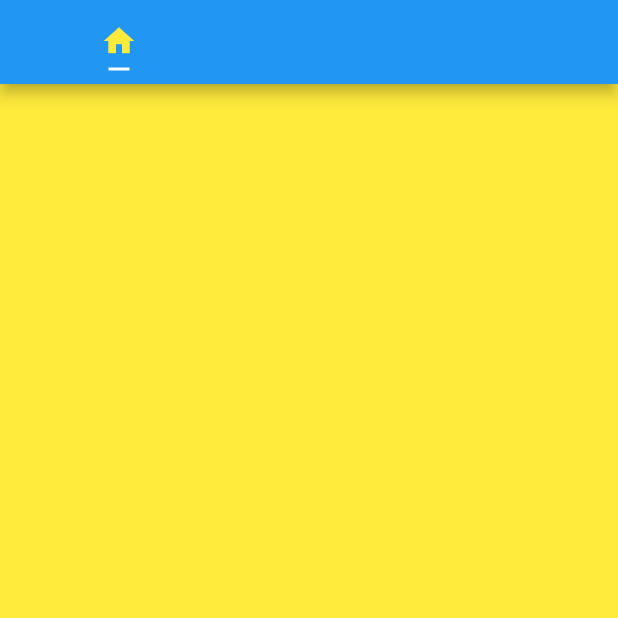
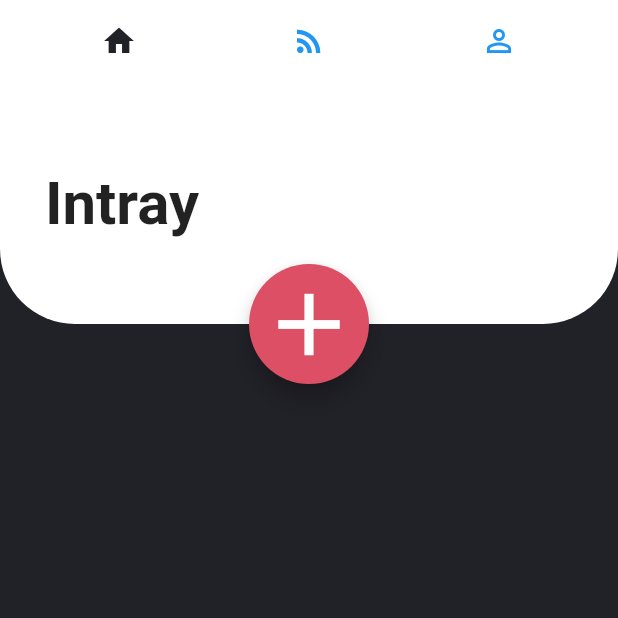
Before and after one commit to SIDD4013/BuildingAPP, a Flutter app: the screen it shows after launch, on a phone screen of 412 x 824 dp, the top half of it. Run offline on Flutter 3.47's test engine with Material 2 defaults, Android fonts, the phone set to English and light mode, and no system bars; Roboto replaces fonts that are missing (Avenir).

Commit message:
create top bar and button

```diff
--- a/App/todoapp/lib/main.dart
+++ b/App/todoapp/lib/main.dart
@@ -1,4 +1,5 @@
 import 'package:flutter/material.dart';
+import 'models/global.dart';
 
 void main() {
   runApp(MyApp());
@@ -11,7 +12,7 @@ class MyApp extends StatelessWidget {
     return MaterialApp(
       title: 'Todo App',
       theme: ThemeData(
-        primarySwatch: Colors.blue,
+        primarySwatch: Colors.grey,
         visualDensity: VisualDensity.adaptivePlatformDensity,
       ),
       home: MyHomePage(title: 'Todo App'),
@@ -37,20 +38,57 @@ class _MyHomePageState extends State<MyHomePage> {
         child: DefaultTabController(
           length: 3,
           child: new Scaffold(
-            body: TabBarView(
+            body: Stack(
               children: [
-                new Container(
-                  color: Colors.yellow,
+                TabBarView(
+                  children: [
+                    new Container(
+                      color: darkGreyColor,
+                    ),
+                    new Container(
+                      color: Colors.orange,
+                    ),
+                    new Container(
+                      color: Colors.lightGreen,
+                    ),
+                  ],
                 ),
-                new Container(
-                  color: Colors.orange,
+                Container(
+                  padding: EdgeInsets.only(left: 30),
+                  height: 160,
+                  decoration: BoxDecoration(
+                    borderRadius: BorderRadius.only(
+                        bottomLeft: Radius.circular(50),
+                        bottomRight: Radius.circular(50)),
+                    color: Colors.white,
+                  ),
+                  child: Row(
+                    mainAxisAlignment: MainAxisAlignment.spaceBetween,
+                    children: [
+                      Text("Intray", style: intrayTitleStyle),
+                      Container()
+                    ],
+                  ),
                 ),
-                new Container(
-                  color: Colors.lightGreen,
+                Container(
+                  height: 80,
+                  width: 80,
+                  margin: EdgeInsets.only(
+                      top: 120,
+                      left: MediaQuery.of(context).size.width * 0.5 - 40),
+                  child: FloatingActionButton(
+                    child: Icon(
+                      Icons.add,
+                      size: 70,
+                    ),
+                    backgroundColor: redColor,
+                    onPressed: () {},
+                  ),
                 ),
               ],
             ),
             appBar: AppBar(
+              elevation: 0,
               title: new TabBar(
                 tabs: [
                   Tab(
@@ -63,11 +101,13 @@ class _MyHomePageState extends State<MyHomePage> {
                     icon: new Icon(Icons.perm_identity),
                   ),
                 ],
-                labelColor: Colors.yellow,
+                labelColor: darkGreyColor,
                 unselectedLabelColor: Colors.blue,
                 indicatorSize: TabBarIndicatorSize.label,
                 indicatorPadding: EdgeInsets.all(5.0),
+                indicatorColor: Colors.transparent,
               ),
+              backgroundColor: Colors.white,
             ),
             backgroundColor: Colors.white,
           ),
--- /dev/null
+++ b/App/todoapp/lib/models/global.dart
@@ -0,0 +1,6 @@
+import 'package:flutter/material.dart';
+
+Color darkGreyColor = new Color(0xFF212128);
+Color redColor = new Color(0xFFDC4F64);
+TextStyle intrayTitleStyle = new TextStyle(
+    fontFamily: 'Avenir', fontWeight: FontWeight.bold, fontSize: 40.0);
```
Also changed, not shown: 1 other file.
